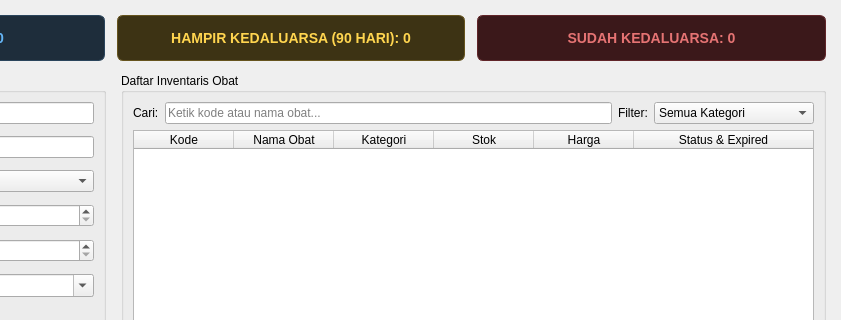
ParikesitDotNet/Tugas-Akhir-Kelompok12, file mainwindow.ui: the form before one commit; both pictures show x 259 to 1100 and y 0 to 320 of the 1100 by 650 pixel window.
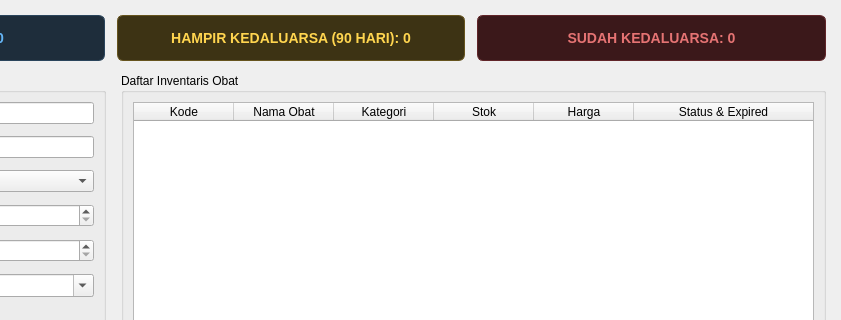
The form after the commit.

Commit message: Adding comment and ui change hehe

The edit to the form file:
```diff
--- a/mainwindow.ui
+++ b/mainwindow.ui
@@ -287,71 +287,6 @@
          <string>Daftar Inventaris Obat</string>
         </property>
         <layout class="QVBoxLayout" name="verticalLayoutTabel">
-         <item>
-          <layout class="QHBoxLayout" name="horizontalLayoutSearch">
-           <item>
-            <widget class="QLabel" name="lblCari">
-             <property name="text">
-              <string>Cari:</string>
-             </property>
-            </widget>
-           </item>
-           <item>
-            <widget class="QLineEdit" name="inputCari">
-             <property name="placeholderText">
-              <string>Ketik kode atau nama obat...</string>
-             </property>
-            </widget>
-           </item>
-           <item>
-            <widget class="QLabel" name="lblFilter">
-             <property name="text">
-              <string>Filter:</string>
-             </property>
-            </widget>
-           </item>
-           <item>
-            <widget class="QComboBox" name="comboFilterKategori">
-             <property name="minimumSize">
-              <size>
-               <width>160</width>
-               <height>0</height>
-              </size>
-             </property>
-             <item>
-              <property name="text">
-               <string>Semua Kategori</string>
-              </property>
-             </item>
-             <item>
-              <property name="text">
-               <string>Obat Bebas</string>
-              </property>
-             </item>
-             <item>
-              <property name="text">
-               <string>Obat Bebas Terbatas</string>
-              </property>
-             </item>
-             <item>
-              <property name="text">
-               <string>Obat Keras</string>
-              </property>
-             </item>
-             <item>
-              <property name="text">
-               <string>Sirup</string>
-              </property>
-             </item>
-             <item>
-              <property name="text">
-               <string>Alat Kesehatan</string>
-              </property>
-             </item>
-            </widget>
-           </item>
-          </layout>
-         </item>
          <item>
           <widget class="QTableWidget" name="tabelObat">
            <property name="editTriggers">
```
The commit also changes 2 other files.
